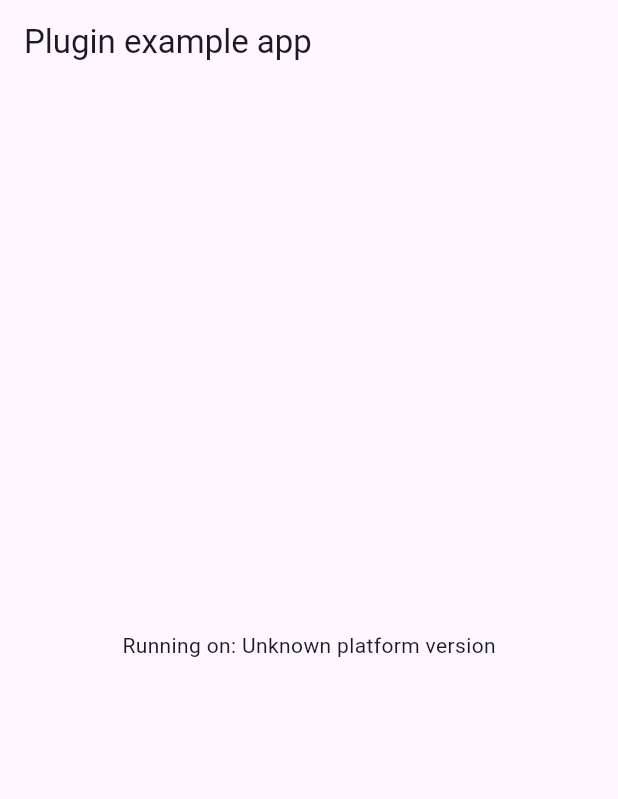
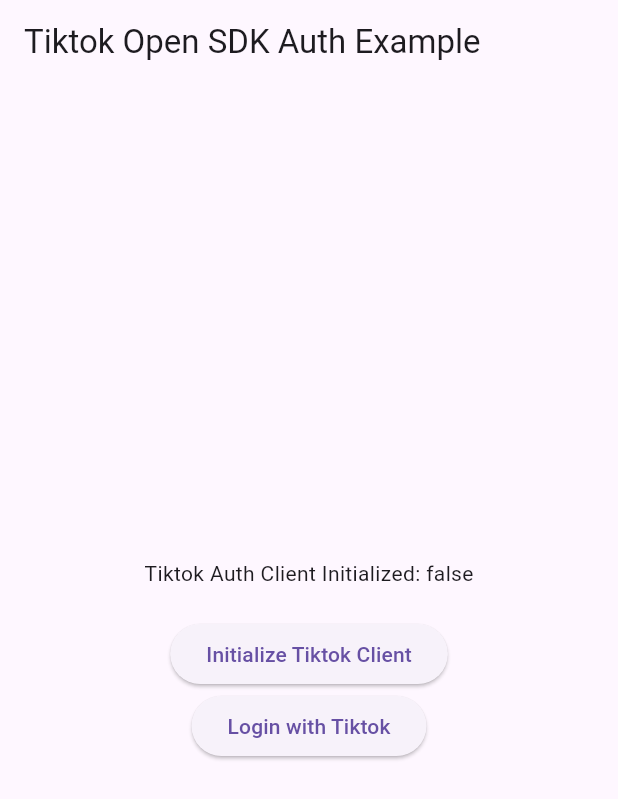
Before and after one commit to YoussefEgla/tiktok-opensdk-auth-flutter, a Flutter app: the screen it shows after launch, on a phone screen of 412 x 824 dp. Shown: the top 799 px of the screen. Run offline on Flutter 3.47's test engine with Material 3 defaults, Android fonts, the phone set to English and light mode, and no system bars; our stand-ins replace flutter_dotenv, plugin_platform_interface.

Commit message:
WIP: Dart Plugin Implementation

```diff
--- a/example/lib/main.dart
+++ b/example/lib/main.dart
@@ -2,10 +2,24 @@ import 'package:flutter/material.dart';
 import 'dart:async';
 
 import 'package:flutter/services.dart';
+import 'package:flutter_dotenv/flutter_dotenv.dart';
+import 'package:tiktok_open_sdk_auth/auth_models.dart';
 import 'package:tiktok_open_sdk_auth/tiktok_open_sdk_auth.dart';
 
-void main() {
+const String tiktokClientIdName = 'TIKTOK_CLIENT_ID';
+const String tiktokRedirectUriName = 'TIKTOK_REDIRECT_URI';
+
+Future<void> main() async {
+  await dotenv.load(fileName: ".env");
+
+  if (!dotenv.isEveryDefined([tiktokClientIdName, tiktokRedirectUriName])) {
+    throw Exception(
+        'Please provide $tiktokClientIdName and $tiktokRedirectUriName in .env file');
+  }
+
   runApp(const MyApp());
+
+  return;
 }
 
 class MyApp extends StatefulWidget {
@@ -16,35 +30,36 @@ class MyApp extends StatefulWidget {
 }
 
 class _MyAppState extends State<MyApp> {
-  String _platformVersion = 'Unknown';
+  var _tiktokInitialized = false;
   final _tiktokOpenSdkAuthPlugin = TiktokOpenSdkAuth();
 
   @override
   void initState() {
     super.initState();
-    initPlatformState();
   }
 
   // Platform messages are asynchronous, so we initialize in an async method.
-  Future<void> initPlatformState() async {
-    String platformVersion;
+  Future<void> initTiktokAuth() async {
     // Platform messages may fail, so we use a try/catch PlatformException.
-    // We also handle the message potentially returning null.
     try {
-      platformVersion =
-          await _tiktokOpenSdkAuthPlugin.getPlatformVersion() ?? 'Unknown platform version';
+      final bool result = await _tiktokOpenSdkAuthPlugin.init();
+      setState(() {
+        _tiktokInitialized = result;
+      });
     } on PlatformException {
-      platformVersion = 'Failed to get platform version.';
+      _tiktokInitialized = false;
     }
 
-    // If the widget was removed from the tree while the asynchronous platform
-    // message was in flight, we want to discard the reply rather than calling
-    // setState to update our non-existent appearance.
     if (!mounted) return;
+  }
 
-    setState(() {
-      _platformVersion = platformVersion;
-    });
+  Future<void> loginWithTiktok() async {
+    final AuthRequest request = AuthRequest(
+        authMethod: AuthMethod.chromeTab,
+        clientKey: dotenv.env[tiktokClientIdName]!,
+        redirectUri: dotenv.env[tiktokRedirectUriName]!);
+
+    await _tiktokOpenSdkAuthPlugin.authorize(request);
   }
 
   @override
@@ -52,10 +67,27 @@ class _MyAppState extends State<MyApp> {
     return MaterialApp(
       home: Scaffold(
         appBar: AppBar(
-          title: const Text('Plugin example app'),
+          title: const Text('Tiktok Open SDK Auth Example'),
         ),
         body: Center(
-          child: Text('Running on: $_platformVersion\n'),
+          child: Column(
+            mainAxisAlignment: MainAxisAlignment.center,
+            children: <Widget>[
+              Text('Tiktok Auth Client Initialized: $_tiktokInitialized\n'),
+              ElevatedButton(
+                onPressed: () {
+                  initTiktokAuth();
+                },
+                child: const Text('Initialize Tiktok Client'),
+              ),
+              ElevatedButton(
+                onPressed: () {
+                  loginWithTiktok();
+                },
+                child: const Text('Login with Tiktok'),
+              )
+            ],
+          ),
         ),
       ),
     );
--- /dev/null
+++ b/lib/auth_models.dart
@@ -0,0 +1,64 @@
+enum AuthMethod {
+  chromeTab,
+  tiktokApp,
+}
+
+class AuthRequest {
+  final AuthMethod authMethod;
+  final String clientKey;
+  final String redirectUri;
+  String? scope;
+
+  AuthRequest({
+    required this.authMethod,
+    required this.clientKey,
+    required this.redirectUri,
+    this.scope,
+  }) {
+    scope ??= 'user.info.basic';
+  }
+
+  Map<String, dynamic> toMap() {
+    return {
+      'authMethod': authMethod.index,
+      'clientKey': clientKey,
+      'scope': scope,
+      'redirectUri': redirectUri
+    };
+  }
+}
+
+class AuthResponse {
+  final int type;
+  final int errorCode;
+  final String? errorMsg;
+  final String authCode;
+  final String? state;
+  final String grantedPermissions;
+  final String? authError;
+  final String? authErrorDescription;
+
+  AuthResponse({
+    required this.type,
+    required this.errorCode,
+    this.errorMsg,
+    required this.authCode,
+    this.state,
+    required this.grantedPermissions,
+    this.authError,
+    this.authErrorDescription,
+  });
+
+  factory AuthResponse.fromMap(Map map) {
+    return AuthResponse(
+      type: map['type'],
+      errorCode: map['errorCode'],
+      errorMsg: map['errorMsg'],
+      authCode: map['authCode'],
+      state: map['state'],
+      grantedPermissions: map['grantedPermissions'],
+      authError: map['authError'],
+      authErrorDescription: map['authErrorDescription'],
+    );
+  }
+}
```
Also changed, not shown: lib/tiktok_open_sdk_auth.dart (+12 -3 lines), lib/tiktok_open_sdk_auth_method_channel.dart (+21 -3 lines), lib/tiktok_open_sdk_auth_platform_interface.dart (+12 -3 lines), 3 other files.
